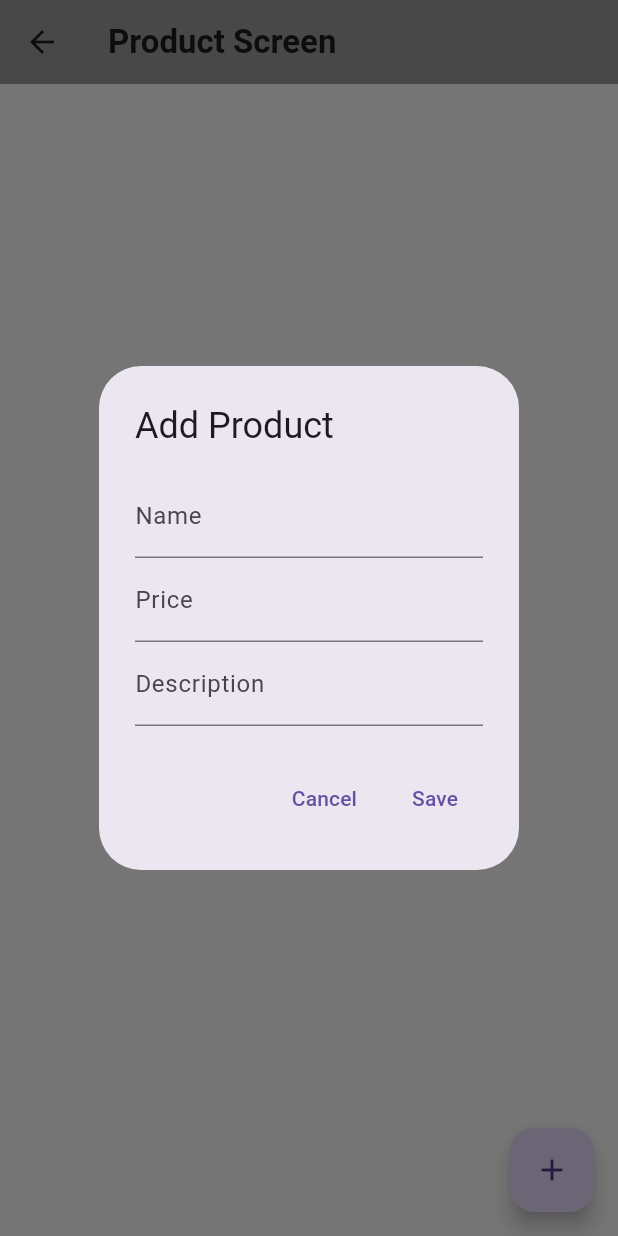
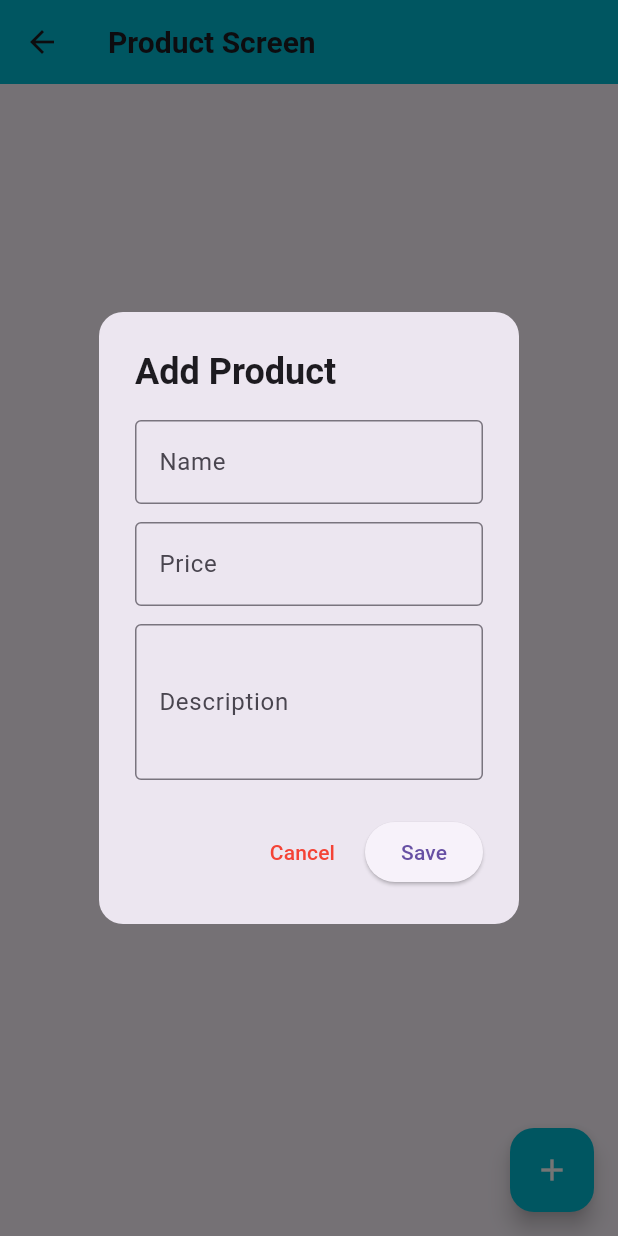
Before and after one commit to irshath11/Api_and_Crud, a Flutter app: the ProductScreen screen opened directly, after a tap on the "add" icon, on a phone screen of 412 x 824 dp. Run offline on Flutter 3.47's test engine with Material 3 defaults, Android fonts, the phone set to English and light mode, and no system bars; our stand-ins replace sqflite; accounts and stored records are empty; network calls fail.

Commit message:
UI enhancing

```diff
--- /dev/null
+++ b/lib/screens/product_screen.dart
@@ -0,0 +1,196 @@
+import 'package:flutter/material.dart';
+import 'package:api_pagination_task/helpers/db_helper.dart';
+
+class ProductScreen extends StatefulWidget {
+  const ProductScreen({super.key});
+
+  @override
+  _ProductScreenState createState() => _ProductScreenState();
+}
+
+class _ProductScreenState extends State<ProductScreen> {
+  final DatabaseHelper _dbHelper = DatabaseHelper();
+  List<Map<String, dynamic>> _products = [];
+
+  @override
+  void initState() {
+    super.initState();
+    _loadProducts();
+  }
+
+  Future<void> _loadProducts() async {
+    final products = await _dbHelper.getProducts();
+    setState(() {
+      _products = products;
+    });
+  }
+
+  void _showProductForm({Map<String, dynamic>? product}) {
+    final nameController = TextEditingController(text: product?['name']);
+    final priceController = TextEditingController(
+      text: product != null ? product['price'].toString() : '',
+    );
+    final descriptionController =
+        TextEditingController(text: product?['description']);
+
+    showDialog(
+      context: context,
+      builder: (context) {
+        return AlertDialog(
+          shape: RoundedRectangleBorder(
+            borderRadius: BorderRadius.circular(16),
+          ),
+          title: Text(
+            product == null ? 'Add Product' : 'Edit Product',
+            style: const TextStyle(fontWeight: FontWeight.bold),
+          ),
+          content: SingleChildScrollView(
+            child: Column(
+              mainAxisSize: MainAxisSize.min,
+              children: [
+                TextField(
+                  controller: nameController,
+                  decoration: const InputDecoration(
+                    labelText: 'Name',
+                    border: OutlineInputBorder(),
+                  ),
+                ),
+                const SizedBox(height: 12),
+                TextField(
+                  controller: priceController,
+                  keyboardType: TextInputType.number,
+                  decoration: const InputDecoration(
+                    labelText: 'Price',
+                    border: OutlineInputBorder(),
+                  ),
+                ),
+                const SizedBox(height: 12),
+                TextField(
+                  controller: descriptionController,
+                  maxLines: 3,
+                  decoration: const InputDecoration(
+                    labelText: 'Description',
+                    border: OutlineInputBorder(),
+                  ),
+                ),
+              ],
+            ),
+          ),
+          actions: [
+            TextButton(
+              onPressed: () => Navigator.pop(context),
+              child: const Text(
+                'Cancel',
+                style: TextStyle(color: Colors.red),
+              ),
+            ),
+            ElevatedButton(
+              onPressed: () async {
+                final name = nameController.text;
+                final price = double.tryParse(priceController.text) ?? 0.0;
+                final description = descriptionController.text;
+
+                if (product == null) {
+                  await _dbHelper.insertProduct({
+                    'name': name,
+                    'price': price,
+                    'description': description,
+                  });
+                } else {
+                  await _dbHelper.updateProduct(product['id'], {
+                    'name': name,
+                    'price': price,
+                    'description': description,
+                  });
+                }
+
+                Navigator.pop(context);
+                _loadProducts();
+              },
+              child: const Text('Save'),
+            ),
+          ],
+        );
+      },
+    );
+  }
+
+  Future<void> _deleteProduct(int id) async {
+    await _dbHelper.deleteProduct(id);
+    _loadProducts();
+  }
+
+  @override
+  Widget build(BuildContext context) {
+    return Scaffold(
+      appBar: AppBar(
+        backgroundColor: Colors.cyan,
+        title: const Text(
+          'Product Screen',
+          style: TextStyle(fontWeight: FontWeight.bold, fontSize: 20),
+        ),
+      ),
+      body: Padding(
+        padding: const EdgeInsets.all(8.0),
+        child: _products.isEmpty
+            ? const Center(
+                child: Text(
+                  'No products available. Add one!',
+                  style: TextStyle(fontSize: 16, color: Colors.grey),
+                ),
+              )
+            : ListView.builder(
+                itemCount: _products.length,
+                itemBuilder: (context, index) {
+                  final product = _products[index];
+                  return Card(
+                    elevation: 3,
+                    shape: RoundedRectangleBorder(
+                      borderRadius: BorderRadius.circular(10),
+                    ),
+                    margin: const EdgeInsets.symmetric(vertical: 8),
+                    child: ExpansionTile(
+                      title: Text(
+                        product['name'],
+                        style: const TextStyle(
+                            fontWeight: FontWeight.bold, fontSize: 18),
+                      ),
+                      subtitle: Text(
+                        '₹${product['price'].toStringAsFixed(2)}',
+                        style: const TextStyle(color: Colors.green),
+                      ),
+                      children: [
+                        Padding(
+                          padding: const EdgeInsets.all(12.0),
+                          child: Text(
+                            "Description: ${product['description']}" ?? 'No description provided',
+                            style: const TextStyle(fontSize: 16, fontWeight: FontWeight.w500),
+                          ),
+                        ),
+                        OverflowBar(
+                          alignment: MainAxisAlignment.end,
+                          children: [
+                            IconButton(
+                              icon: const Icon(Icons.edit, color: Colors.blue),
+                              onPressed: () => _showProductForm(product: product),
+                            ),
+                            IconButton(
+                              icon: const Icon(Icons.delete, color: Colors.red),
+                              onPressed: () => _deleteProduct(product['id']),
+                            ),
+                          ],
+                        ),
+                      ],
+                    ),
+                  );
+                },
+              ),
+      ),
+      floatingActionButton: FloatingActionButton(
+        onPressed: () => _showProductForm(),
+        backgroundColor: Colors.cyan,
+        child: const Icon(Icons.add, color: Colors.white),
+      ),
+    );
+  }
+}
--- a/lib/screens/product_section.dart
+++ /dev/null
@@ -1,145 +0,0 @@
-import 'package:api_pagination_task/helpers/db_helper.dart';
-import 'package:flutter/material.dart';
-
-class ProductScreen extends StatefulWidget {
-  const ProductScreen({super.key});
-
-  @override
-  _ProductScreenState createState() => _ProductScreenState();
-}
-
-class _ProductScreenState extends State<ProductScreen> {
-  final DatabaseHelper _dbHelper = DatabaseHelper();
-  List<Map<String, dynamic>> _products = [];
-
-  @override
-  void initState() {
-    super.initState();
-    _loadProducts();
-  }
-
-  Future<void> _loadProducts() async {
-    final products = await _dbHelper.getProducts();
-    setState(() {
-      _products = products;
-    });
-  }
-
-  void _showProductForm({Map<String, dynamic>? product}) {
-    final nameController = TextEditingController(text: product?['name']);
-    final priceController = TextEditingController(
-      text: product != null ? product['price'].toString() : '',
-    );
-    final descriptionController =
-        TextEditingController(text: product?['description']);
-
-    showDialog(
-      context: context,
-      builder: (context) {
-        return AlertDialog(
-          title: Text(product == null ? 'Add Product' : 'Edit Product'),
-          content: Column(
-            mainAxisSize: MainAxisSize.min,
-            children: [
-              TextField(
-                controller: nameController,
-                decoration: const InputDecoration(labelText: 'Name'),
-              ),
-              TextField(
-                controller: priceController,
-                keyboardType: TextInputType.number,
-                decoration: const InputDecoration(labelText: 'Price'),
-              ),
-              TextField(
-                controller: descriptionController,
-                decoration: const InputDecoration(labelText: 'Description'),
-              ),
-            ],
-          ),
-          actions: [
-            TextButton(
-              onPressed: () => Navigator.pop(context),
-              child: const Text('Cancel'),
-            ),
-            TextButton(
-              onPressed: () async {
-                final name = nameController.text;
-                final price = double.tryParse(priceController.text) ?? 0.0;
-                final description = descriptionController.text;
-
-                if (product == null) {
-                  await _dbHelper.insertProduct({
-                    'name': name,
-                    'price': price,
-                    'description': description,
-                  });
-                } else {
-                  await _dbHelper.updateProduct(product['id'], {
-                    'name': name,
-                    'price': price,
-                    'description': description,
-                  });
-                }
-
-                Navigator.pop(context);
-                _loadProducts();
-              },
-              child: const Text('Save'),
-            ),
-          ],
-        );
-      },
-    );
-  }
-
-  Future<void> _deleteProduct(int id) async {
-    await _dbHelper.deleteProduct(id);
-    _loadProducts();
-  }
-
-  @override
-  Widget build(BuildContext context) {
-    return Scaffold(
-      backgroundColor: Colors.white,
-      appBar: AppBar(
-        backgroundColor: Colors.grey,
-          title: const Text(
-        'Product Screen',
-        style: TextStyle(fontSize: 22, fontWeight: FontWeight.bold),
-      )),
-      body: ListView.builder(
-        itemCount: _products.length,
-        itemBuilder: (context, index) {
-          final product = _products[index];
-          return ExpansionTile(
-            title: Text(product['name']),
-            subtitle: Text('Rs.${product['price']}'),
-            children: [
-              Padding(
-                padding: const EdgeInsets.all(8.0),
-                child: Text(product['description'] ?? 'No description'),
-              ),
-              Row(
-                mainAxisAlignment: MainAxisAlignment.end,
-                children: [
-                  IconButton(
-                    icon: const Icon(Icons.edit, color: Colors.blue),
-                    onPressed: () => _showProductForm(product: product),
-                  ),
-                  IconButton(
-                    icon: const Icon(Icons.delete, color: Colors.red),
-                    onPressed: () => _deleteProduct(product['id']),
-                  ),
-                ],
-              ),
-            ],
-          );
-        },
-      ),
-      floatingActionButton: FloatingActionButton(
-        onPressed: () => _showProductForm(),
-        child: const Icon(Icons.add),
-      ),
-    );
-  }
-}
--- a/lib/screens/splash_screen.dart
+++ b/lib/screens/splash_screen.dart
@@ -28,7 +28,7 @@ class _SplashScreenState extends State<SplashScreen> {
   @override
   Widget build(BuildContext context) {
     return Scaffold(
-      backgroundColor: Colors.blueGrey,
+      backgroundColor: Colors.cyan,
       body: Center(
         child: Column(
           mainAxisAlignment: MainAxisAlignment.center,
```
Also changed, not shown: lib/screens/dashboard.dart (+4 -3 lines), lib/screens/photo_screen.dart (added, +134 -0 lines), lib/screens/photo_section.dart (deleted, +0 -76 lines).
